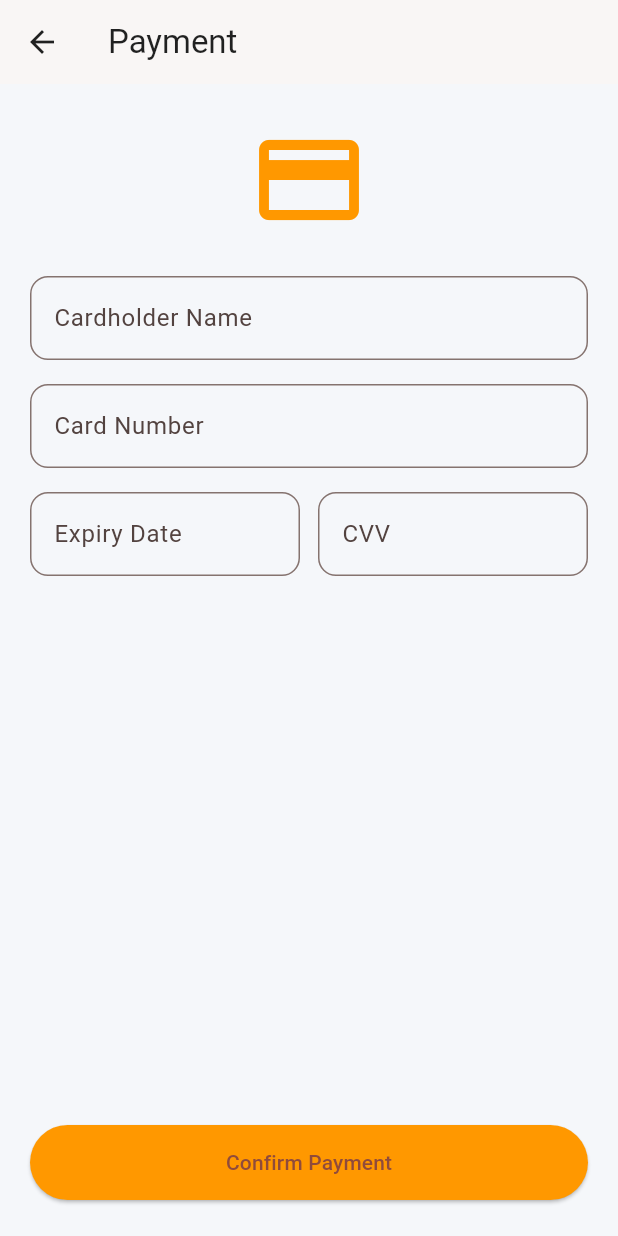
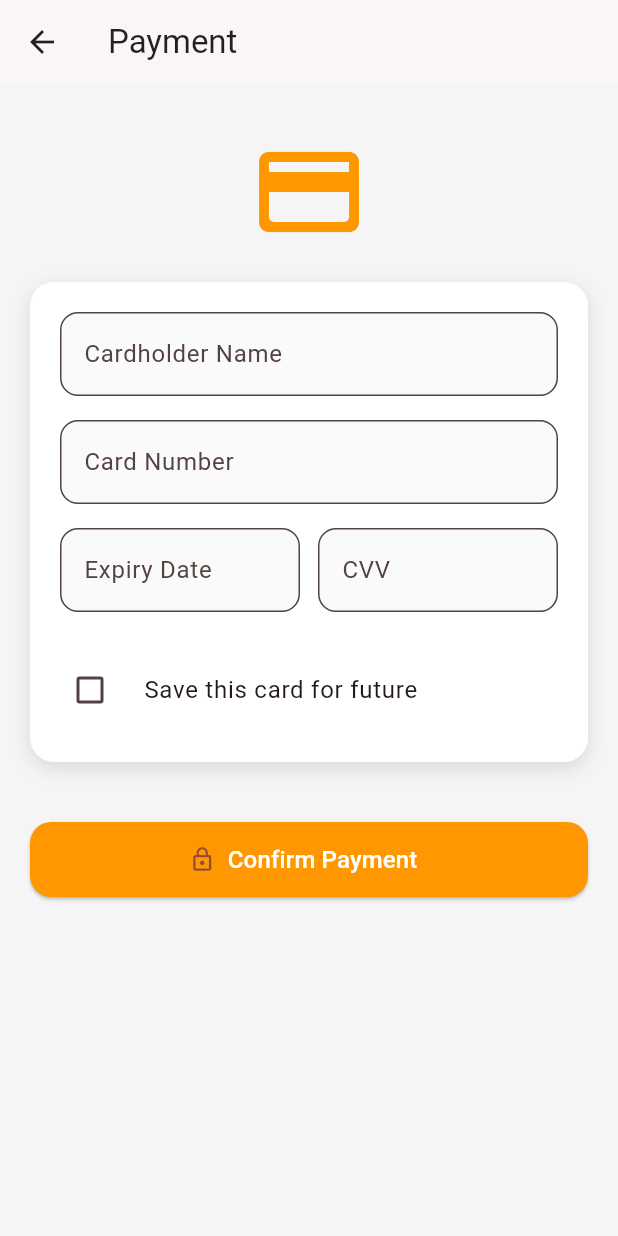
Before and after one commit to hayat-se/Airline-Reservation-System, a Flutter app: the PaymentScreen screen opened directly with empty values, on a phone screen of 412 x 824 dp. Run offline on Flutter 3.47's test engine with Material 3 defaults, Android fonts, the phone set to English and light mode, and no system bars; our stand-ins replace pdf, printing, shared_preferences; accounts and stored records are empty; statements that could not run were skipped.

Commit message:
Addings some changes

```diff
--- a/lib/Ui/Screens/Login/payment/payment_screen.dart
+++ b/lib/Ui/Screens/Login/payment/payment_screen.dart
@@ -1,10 +1,13 @@
 import 'package:flutter/material.dart';
+import 'package:shared_preferences/shared_preferences.dart';
+import '../../../../Data/Providers/Models/ticket.dart';
 import '../Bookings/ticket_screen.dart';
-
+import 'package:flutter/services.dart';
 
 class PaymentScreen extends StatefulWidget {
   final String resSeat;
-  const PaymentScreen({super.key , required this.resSeat});
+
+  const PaymentScreen({super.key, required this.resSeat});
 
   @override
   State<PaymentScreen> createState() => _PaymentScreenState();
@@ -16,6 +19,31 @@ class _PaymentScreenState extends State<PaymentScreen> {
   final _cardNumberController = TextEditingController();
   final _expiryDateController = TextEditingController();
   final _cvvController = TextEditingController();
+  bool _saveCard = false;
+
+  Future<void> saveBookingLocally(Ticket ticket, String selectedSeat) async {
+    final prefs = await SharedPreferences.getInstance();
+    final String? bookingsJson = prefs.getString('my_bookings');
+
+    List<dynamic> bookings = [];
+    if (bookingsJson != null) {
+      bookings = jsonDecode(bookingsJson);
+    }
+
+    bookings.add({
+      'airline': ticket.airline,
+      'fromCode': ticket.fromCode,
+      'toCode': ticket.toCode,
+      'departTime': ticket.departTime,
+      'arriveTime': ticket.arriveTime,
+      'duration': ticket.duration,
+      'price': ticket.price,
+      'seat': selectedSeat,
+      'bookedAt': DateTime.now().toIso8601String(),
+    });
+
+    await prefs.setString('my_bookings', jsonEncode(bookings));
+  }
 
   @override
   void dispose() {
@@ -30,7 +58,9 @@ class _PaymentScreenState extends State<PaymentScreen> {
     if (_formKey.currentState!.validate()) {
       Navigator.push(
         context,
-        MaterialPageRoute(builder: (_) => TicketScreen(seat: widget.resSeat,)),
+        MaterialPageRoute(
+          builder: (_) => TicketScreen(seat: widget.resSeat),
+        ),
       );
     }
   }
@@ -38,51 +68,114 @@ class _PaymentScreenState extends State<PaymentScreen> {
   @override
   Widget build(BuildContext context) {
     return Scaffold(
+      backgroundColor: const Color(0xFFF5F5F5),
       appBar: AppBar(
         title: const Text('Payment'),
         backgroundColor: Colors.white,
         foregroundColor: Colors.black87,
         elevation: 1,
       ),
-      body: Padding(
-        padding: const EdgeInsets.symmetric(horizontal: 20, vertical: 24),
+      body: SingleChildScrollView(
+        padding: const EdgeInsets.all(20),
         child: Form(
           key: _formKey,
           child: Column(
             children: [
-              const Icon(Icons.credit_card, size: 80, color: Colors.orange),
-              const SizedBox(height: 24),
+              const SizedBox(height: 12),
+              const Icon(Icons.credit_card_rounded,
+                  size: 80, color: Colors.orange),
 
+              const SizedBox(height: 20),
+
+              // Payment Card Container
+              Container(
+                padding: const EdgeInsets.all(20),
+                decoration: BoxDecoration(
+                  color: Colors.white,
+                  borderRadius: BorderRadius.circular(16),
+                  boxShadow: const [
+                    BoxShadow(
+                      color: Colors.black12,
+                      blurRadius: 10,
+                      offset: Offset(0, 4),
+                    ),
+                  ],
+                ),
+                child: Column(
+                  children: [
                     _buildField('Cardholder Name', _cardNameController),
-              _buildField('Card Number', _cardNumberController,
-                  keyboardType: TextInputType.number),
+                    _buildField(
+                      'Card Number',
+                      _cardNumberController,
+                      hint: '1234 5678 9012 3456',
+                      keyboardType: TextInputType.number,
+                      inputFormatters: [FilteringTextInputFormatter.digitsOnly],
+                      maxLength: 16,
+                    ),
                     Row(
                       children: [
                         Expanded(
-                      child: _buildField('Expiry Date', _expiryDateController,
-                          hint: 'MM/YY')),
+                          child: _buildField(
+                            'Expiry Date',
+                            _expiryDateController,
+                            hint: 'MM/YY',
+                            keyboardType: TextInputType.datetime,
+                            inputFormatters: [
+                              FilteringTextInputFormatter.allow(
+                                  RegExp(r'[0-9/]')),
+                            ],
+                          ),
+                        ),
                         const SizedBox(width: 12),
                         Expanded(
-                      child: _buildField('CVV', _cvvController,
-                          keyboardType: TextInputType.number)),
+                          child: _buildField(
+                            'CVV',
+                            _cvvController,
+                            hint: '123',
+                            keyboardType: TextInputType.number,
+                            inputFormatters: [
+                              LengthLimitingTextInputFormatter(4),
+                              FilteringTextInputFormatter.digitsOnly,
                             ],
                           ),
+                        ),
+                      ],
+                    ),
+                    const SizedBox(height: 8),
 
-              const Spacer(),
+                    CheckboxListTile(
+                      value: _saveCard,
+                      onChanged: (val) => setState(() => _saveCard = val!),
+                      contentPadding: EdgeInsets.zero,
+                      activeColor: Colors.orange,
+                      title: const Text("Save this card for future"),
+                      controlAffinity: ListTileControlAffinity.leading,
+                    ),
+                  ],
+                ),
+              ),
 
-              ElevatedButton(
+              const SizedBox(height: 40),
+
+              SizedBox(
+                width: double.infinity,
+                height: 50,
+                child: ElevatedButton.icon(
                   style: ElevatedButton.styleFrom(
                     backgroundColor: Colors.orange,
-                  minimumSize: const Size.fromHeight(50),
+                    shape: RoundedRectangleBorder(
+                        borderRadius: BorderRadius.circular(14)),
                   ),
-                onPressed: (){
-                  Navigator.push(
-                    context,
-                    MaterialPageRoute(builder: (_) => TicketScreen(seat: widget.resSeat,)),
-                  );
-                },
-                child: const Text('Confirm Payment'),
+                  icon: const Icon(Icons.lock_outline),
+                  onPressed: _confirmPayment,
+                  label: const Text(
+                    'Confirm Payment',
+                    style: TextStyle(fontSize: 16, color: Colors.white),
                   ),
+                ),
+              ),
+
+              const SizedBox(height: 20),
             ],
           ),
         ),
@@ -90,21 +183,44 @@ class _PaymentScreenState extends State<PaymentScreen> {
     );
   }
 
-  Widget _buildField(String label, TextEditingController controller,
-      {TextInputType keyboardType = TextInputType.text, String? hint}) {
+  Widget _buildField(
+      String label,
+      TextEditingController controller, {
+        TextInputType keyboardType = TextInputType.text,
+        List<TextInputFormatter>? inputFormatters,
+        int? maxLength,
+        String? hint,
+      }) {
     return Padding(
       padding: const EdgeInsets.only(bottom: 16),
       child: TextFormField(
         controller: controller,
         keyboardType: keyboardType,
-        validator: (value) =>
-        value == null || value.trim().isEmpty ? 'Required' : null,
+        inputFormatters: inputFormatters,
+        maxLength: maxLength,
+        validator: (value) {
+          if (value == null || value.trim().isEmpty) return 'Required';
+          if (label == 'Card Number' && value.length < 16) {
+            return 'Card number must be 16 digits';
+          }
+          if (label == 'Expiry Date' &&
+              !RegExp(r'^(0[1-9]|1[0-2])\/\d{2}$').hasMatch(value)) {
+            return 'Enter MM/YY format';
+          }
+          if (label == 'CVV' && value.length < 3) {
+            return 'CVV must be 3 or 4 digits';
+          }
+          return null;
+        },
         decoration: InputDecoration(
           labelText: label,
           hintText: hint,
+          counterText: '', // hides character count
+          filled: true,
+          fillColor: Colors.grey.shade50,
           border: OutlineInputBorder(
             borderRadius: BorderRadius.circular(12),
-              borderSide: BorderSide(color: Colors.orange.shade100)),
+          ),
           focusedBorder: OutlineInputBorder(
             borderSide: const BorderSide(color: Colors.orange),
             borderRadius: BorderRadius.circular(12),
--- a/pubspec.yaml
+++ b/pubspec.yaml
@@ -39,6 +39,7 @@ dependencies:
   intl: ^0.20.2
   pdf: ^3.11.3
   printing: ^5.14.2
+  http: ^1.4.0
 
 dev_dependencies:
   flutter_test:
```
Also changed, not shown: pubspec.lock. Lines whose indentation alone changed are shown as unchanged.
